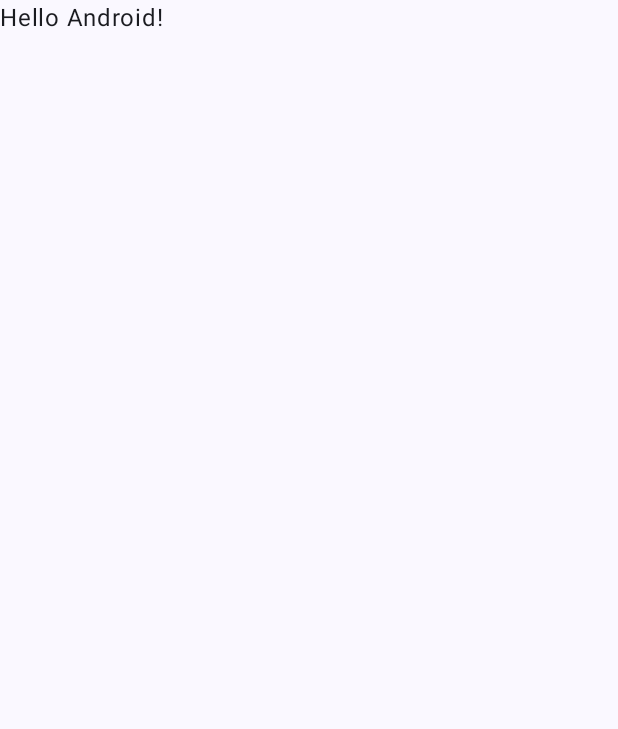
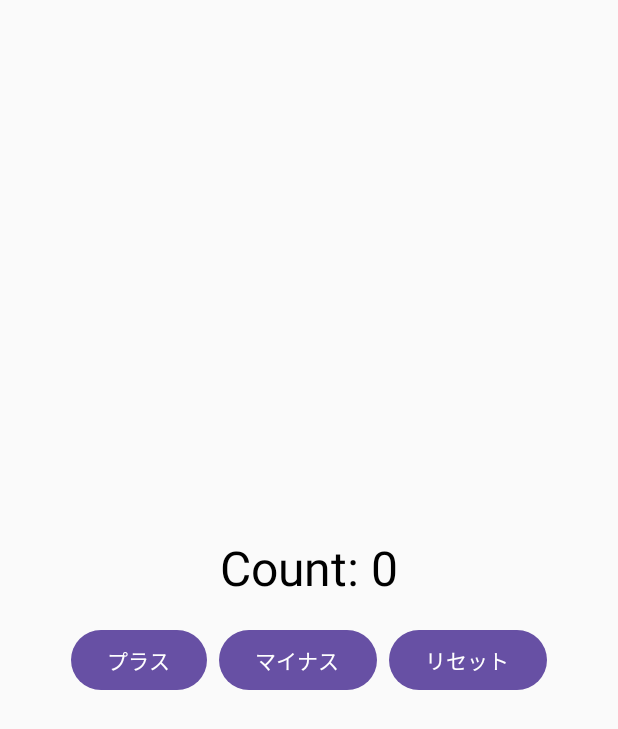
Before and after one commit to Rin-t/PracticeJetpackCompose, an Android app built with Jetpack Compose: the screen it shows after launch (MainActivity), on a phone screen of 412 x 824 dp. Before the commit the part shown is almost empty. Shown: the top 729 px of the screen. Run offline under Robolectric (Android 15) with nearby library versions, the phone set to English and light mode, and no system bars.

Commit message:
add CounterView

```diff
--- a/app/build.gradle.kts
+++ b/app/build.gradle.kts
@@ -59,6 +59,7 @@ dependencies {
     implementation(libs.androidx.ui.graphics)
     implementation(libs.androidx.ui.tooling.preview)
     implementation(libs.androidx.material3)
+    implementation("androidx.lifecycle:lifecycle-viewmodel-compose:2.8.2")
     testImplementation(libs.junit)
     androidTestImplementation(libs.androidx.junit)
     androidTestImplementation(libs.androidx.espresso.core)
--- /dev/null
+++ b/app/src/main/java/com/example/practicejetpackcompose/ConuterView.kt
@@ -0,0 +1,56 @@
+package com.example.practicejetpackcompose
+
+import androidx.compose.foundation.layout.Arrangement
+import androidx.compose.foundation.layout.Column
+import androidx.compose.foundation.layout.Row
+import androidx.compose.foundation.layout.Spacer
+import androidx.compose.foundation.layout.fillMaxSize
+import androidx.compose.foundation.layout.height
+import androidx.compose.foundation.layout.padding
+import androidx.compose.foundation.layout.width
+import androidx.compose.material3.Button
+import androidx.compose.material3.MaterialTheme
+import androidx.compose.material3.Text
+import androidx.compose.runtime.Composable
+import androidx.compose.runtime.collectAsState
+import androidx.compose.runtime.getValue
+import androidx.compose.ui.Alignment
+import androidx.compose.ui.Modifier
+import androidx.compose.ui.unit.dp
+import androidx.lifecycle.viewmodel.compose.viewModel
+
+
+@Composable
+fun CounterView(viewModel: CounterViewModel = viewModel()) {
+    val count by viewModel.count.collectAsState()
+
+    Column(
+        horizontalAlignment = Alignment.CenterHorizontally,
+        verticalArrangement = Arrangement.Center,
+        modifier = Modifier
+            .fillMaxSize()
+            .padding(16.dp)
+    ) {
+        Text(text = "Count: $count", style = MaterialTheme.typography.headlineLarge)
+
+        Spacer(modifier = Modifier.height(16.dp))
+
+        Row {
+            Button(onClick = { viewModel.tappedIncrementButton() }) {
+                Text(text = "プラス")
+            }
+
+            Spacer(modifier = Modifier.width(8.dp))
+
+            Button(onClick = { viewModel.tappedDecrementButton() }) {
+                Text(text = "マイナス")
+            }
+
+            Spacer(modifier = Modifier.width(8.dp))
+
+            Button(onClick = { viewModel.tappedResetButton() }) {
+                Text(text = "リセット")
+            }
+        }
+    }
+}
--- /dev/null
+++ b/app/src/main/java/com/example/practicejetpackcompose/CounterViewModel.kt
@@ -0,0 +1,31 @@
+package com.example.practicejetpackcompose
+
+import androidx.lifecycle.ViewModel
+import androidx.lifecycle.viewModelScope
+import kotlinx.coroutines.flow.MutableStateFlow
+import kotlinx.coroutines.flow.StateFlow
+import kotlinx.coroutines.launch
+
+class CounterViewModel : ViewModel() {
+
+    private val _count = MutableStateFlow(0)
+    val count: StateFlow<Int> get() = _count
+
+    fun tappedIncrementButton() {
+        viewModelScope.launch {
+            _count.value += 1
+        }
+    }
+
+    fun tappedDecrementButton() {
+        viewModelScope.launch {
+            _count.value -= 1
+        }
+    }
+
+    fun tappedResetButton() {
+        viewModelScope.launch {
+            _count.value = 0
+        }
+    }
+}
--- a/app/src/main/java/com/example/practicejetpackcompose/MainActivity.kt
+++ b/app/src/main/java/com/example/practicejetpackcompose/MainActivity.kt
@@ -4,8 +4,10 @@ import android.os.Bundle
 import androidx.activity.ComponentActivity
 import androidx.activity.compose.setContent
 import androidx.activity.enableEdgeToEdge
+import androidx.activity.viewModels
 import androidx.compose.foundation.layout.fillMaxSize
 import androidx.compose.foundation.layout.padding
+import androidx.compose.material3.MaterialTheme
 import androidx.compose.material3.Scaffold
 import androidx.compose.material3.Text
 import androidx.compose.runtime.Composable
@@ -17,14 +19,10 @@ class MainActivity : ComponentActivity() {
     override fun onCreate(savedInstanceState: Bundle?) {
         super.onCreate(savedInstanceState)
         enableEdgeToEdge()
+        val viewModel: CounterViewModel by viewModels()
         setContent {
-            PracticeJetpackComposeTheme {
-                Scaffold(modifier = Modifier.fillMaxSize()) { innerPadding ->
-                    Greeting(
-                        name = "Android",
-                        modifier = Modifier.padding(innerPadding)
-                    )
-                }
+            MaterialTheme {
+                CounterView(viewModel)
             }
         }
     }
```
